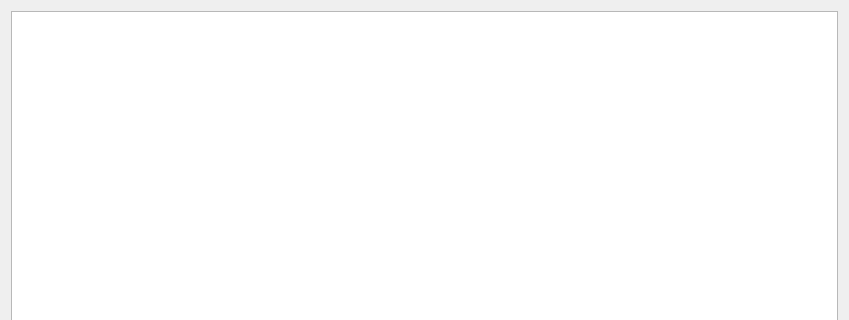
workspacerg/Juntos, file App/Juntos/uiTest.ui: the form before one commit; both pictures show x 0 to 849 and y 0 to 320 of the 849 by 763 pixel window.
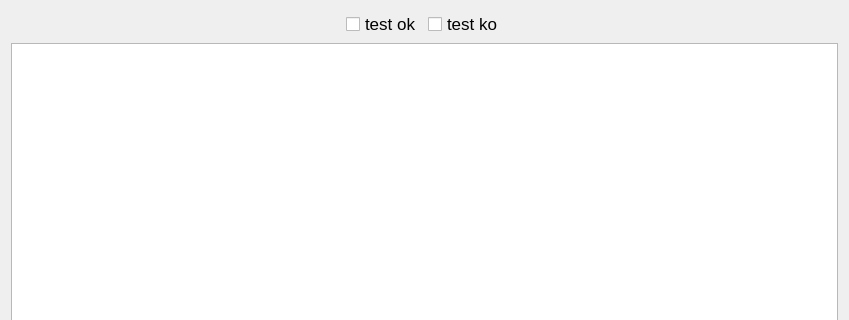
The form after the commit.

Commit message: afficahe des tests

Diff of the .ui file:
```diff
--- a/App/Juntos/uiTest.ui
+++ b/App/Juntos/uiTest.ui
@@ -13,7 +13,73 @@
   <property name="windowTitle">
    <string>Dialog</string>
   </property>
-  <layout class="QHBoxLayout" name="horizontalLayout">
+  <layout class="QVBoxLayout" name="verticalLayout">
+   <item>
+    <layout class="QHBoxLayout" name="horizontalLayout">
+     <item>
+      <spacer name="horizontalSpacer_2">
+       <property name="orientation">
+        <enum>Qt::Horizontal</enum>
+       </property>
+       <property name="sizeHint" stdset="0">
+        <size>
+         <width>40</width>
+         <height>20</height>
+        </size>
+       </property>
+      </spacer>
+     </item>
+     <item>
+      <widget class="QCheckBox" name="ok">
+       <property name="minimumSize">
+        <size>
+         <width>25</width>
+         <height>25</height>
+        </size>
+       </property>
+       <property name="font">
+        <font>
+         <pointsize>13</pointsize>
+        </font>
+       </property>
+       <property name="text">
+        <string>test ok</string>
+       </property>
+      </widget>
+     </item>
+     <item>
+      <widget class="QCheckBox" name="failed">
+       <property name="minimumSize">
+        <size>
+         <width>25</width>
+         <height>25</height>
+        </size>
+       </property>
+       <property name="font">
+        <font>
+         <pointsize>13</pointsize>
+        </font>
+       </property>
+       <property name="text">
+        <string>test ko</string>
+       </property>
+      </widget>
+     </item>
+     <item>
+      <spacer name="horizontalSpacer">
+       <property name="orientation">
+        <enum>Qt::Horizontal</enum>
+       </property>
+       <property name="sizeHint" stdset="0">
+        <size>
+         <width>40</width>
+         <height>20</height>
+        </size>
+       </property>
+      </spacer>
+     </item>
+    </layout>
+   </item>
    <item>
     <widget class="QTableWidget" name="tableWidgetTest"/>
    </item>
```
The commit also changes 8 other files.
